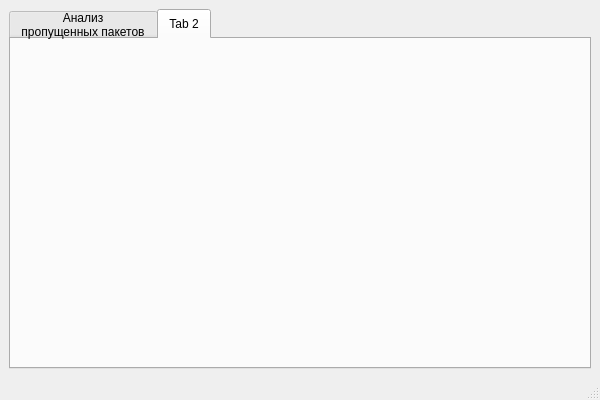
First picture: the form in mywidget.ui, repository RuSichPT/ParseWareshark_QT, before the edit.
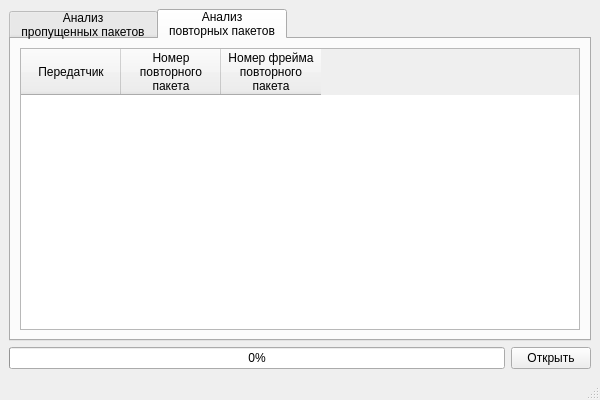
Second picture: the form after the edit. The open tabs and pages were chosen to show the change.

The edit to the form file:
```diff
--- a/mywidget.ui
+++ b/mywidget.ui
@@ -15,7 +15,21 @@
   </property>
   <widget class="QWidget" name="centralwidget">
    <layout class="QGridLayout" name="gridLayout">
-    <item row="0" column="0">
+    <item row="1" column="1">
+     <widget class="QPushButton" name="m_button">
+      <property name="text">
+       <string>Открыть</string>
+      </property>
+     </widget>
+    </item>
+    <item row="1" column="0">
+     <widget class="QProgressBar" name="m_pBar">
+      <property name="value">
+       <number>0</number>
+      </property>
+     </widget>
+    </item>
+    <item row="0" column="0" colspan="2">
      <widget class="QTabWidget" name="m_tabWidget">
       <property name="enabled">
        <bool>true</bool>
@@ -90,27 +104,41 @@
           </column>
          </widget>
         </item>
-        <item row="1" column="0">
-         <widget class="QProgressBar" name="m_pBar">
-          <property name="value">
-           <number>0</number>
-          </property>
-         </widget>
-        </item>
-        <item row="1" column="1">
-         <widget class="QPushButton" name="m_button">
-          <property name="text">
-           <string>Открыть</string>
-          </property>
-         </widget>
-        </item>
        </layout>
       </widget>
       <widget class="QWidget" name="m_tab_2">
        <attribute name="title">
-        <string>Tab 2</string>
+        <string>Анализ
+повторных пакетов</string>
        </attribute>
-       <layout class="QGridLayout" name="gridLayout_3"/>
+       <layout class="QGridLayout" name="gridLayout_3">
+        <item row="0" column="0">
+         <widget class="QTableWidget" name="m_table2">
+          <attribute name="verticalHeaderDefaultSectionSize">
+           <number>23</number>
+          </attribute>
+          <column>
+           <property name="text">
+            <string>Передатчик</string>
+           </property>
+          </column>
+          <column>
+           <property name="text">
+            <string>Номер
+повторного
+пакета</string>
+           </property>
+          </column>
+          <column>
+           <property name="text">
+            <string>Номер фрейма
+повторного
+пакета</string>
+           </property>
+          </column>
+         </widget>
+        </item>
+       </layout>
       </widget>
      </widget>
     </item>
```
